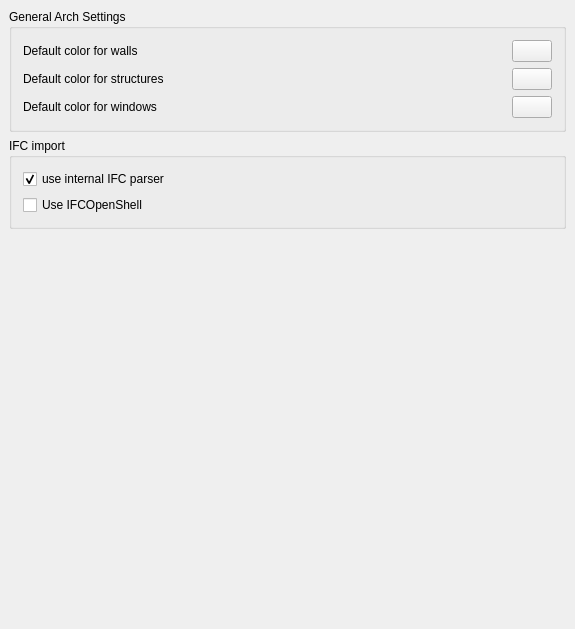
The window that src/Mod/Arch/Resources/ui/archprefs-base.ui (berndhahnebach/All_FreeCAD) describes before a commit, drawn with Qt 5.
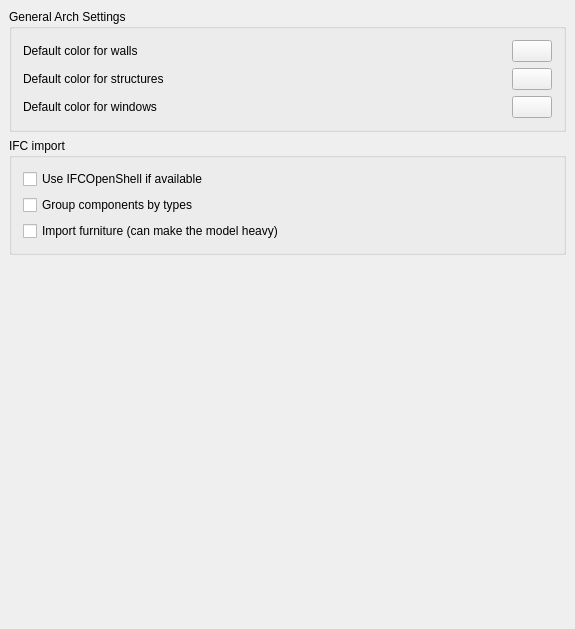
The same window after the commit. Custom widgets are drawn as their Qt base class.

Commit message: Big cleanup of IFC importer

Patch:
```diff
--- a/src/Mod/Arch/Resources/ui/archprefs-base.ui
+++ b/src/Mod/Arch/Resources/ui/archprefs-base.ui
@@ -164,29 +164,6 @@
       <string>IFC import</string>
      </property>
      <layout class="QVBoxLayout" name="verticalLayout">
-      <item>
-       <layout class="QHBoxLayout" name="horizontalLayout_4">
-        <item>
-         <widget class="Gui::PrefCheckBox" name="gui::prefcheckbox_2">
-          <property name="toolTip">
-           <string>if this is checked, the internal Arch IFC parser will be use to build Arch objects from known IFC types.</string>
-          </property>
-          <property name="text">
-           <string>use internal IFC parser</string>
-          </property>
-          <property name="checked">
-           <bool>true</bool>
-          </property>
-          <property name="prefEntry" stdset="0">
-           <cstring>useIfcParser</cstring>
-          </property>
-          <property name="prefPath" stdset="0">
-           <cstring>Mod/Arch</cstring>
-          </property>
-         </widget>
-        </item>
-       </layout>
-      </item>
       <item>
        <layout class="QHBoxLayout" name="horizontalLayout_5">
         <item>
@@ -195,7 +172,7 @@
            <string>If this is checked, the IFCOpenShell importer will be used for objects not handled by the internal parser</string>
           </property>
           <property name="text">
-           <string>Use IFCOpenShell</string>
+           <string>Use IFCOpenShell if available</string>
           </property>
           <property name="prefEntry" stdset="0">
            <cstring>useIfcOpenShell</cstring>
@@ -207,6 +184,43 @@
         </item>
        </layout>
       </item>
+      <item>
+       <layout class="QHBoxLayout" name="horizontalLayout_3">
+        <item>
+         <widget class="Gui::PrefCheckBox" name="gui::prefcheckbox_2">
+          <property name="toolTip">
+           <string>Creates groups for each Arch object type</string>
+          </property>
+          <property name="text">
+           <string>Group components by types</string>
+          </property>
+          <property name="prefEntry" stdset="0">
+           <cstring>createIfcGroups</cstring>
+          </property>
+          <property name="prefPath" stdset="0">
+           <cstring>Mod/Arch</cstring>
+          </property>
+         </widget>
+        </item>
+       </layout>
+      </item>
+      <item>
+       <layout class="QHBoxLayout" name="horizontalLayout_4">
+        <item>
+         <widget class="Gui::PrefCheckBox" name="gui::prefcheckbox_3">
+          <property name="text">
+           <string>Import furniture (can make the model heavy)</string>
+          </property>
+          <property name="prefEntry" stdset="0">
+           <cstring>importIfcFurniture</cstring>
+          </property>
+          <property name="prefPath" stdset="0">
+           <cstring>Mod/Arch</cstring>
+          </property>
+         </widget>
+        </item>
+       </layout>
+      </item>
      </layout>
     </widget>
    </item>
```
Left out of the diff: 2 changed lines with no effect on the pictures. The commit also changes 2 other files.
